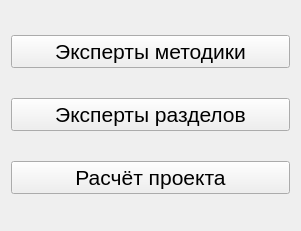
Old version of the form app/modechooser.ui in the repository AndreyMlashkin/ExpertReview.
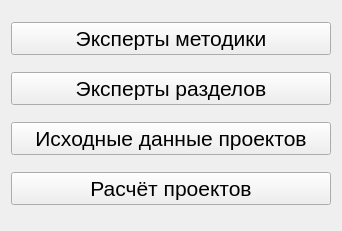
New version of the form.

```diff
--- a/app/modechooser.ui
+++ b/app/modechooser.ui
@@ -6,7 +6,7 @@
    <rect>
     <x>0</x>
     <y>0</y>
-    <width>301</width>
+    <width>342</width>
     <height>231</height>
    </rect>
   </property>
@@ -38,6 +38,18 @@
      </property>
     </widget>
    </item>
+   <item>
+    <widget class="QPushButton" name="sourceData">
+     <property name="font">
+      <font>
+       <pointsize>16</pointsize>
+      </font>
+     </property>
+     <property name="text">
+      <string>Исходные данные проектов</string>
+     </property>
+    </widget>
+   </item>
    <item>
     <widget class="QPushButton" name="calculation">
      <property name="font">
@@ -46,7 +58,7 @@
       </font>
      </property>
      <property name="text">
-      <string>Расчёт проекта</string>
+      <string>Расчёт проектов</string>
      </property>
     </widget>
    </item>
```
